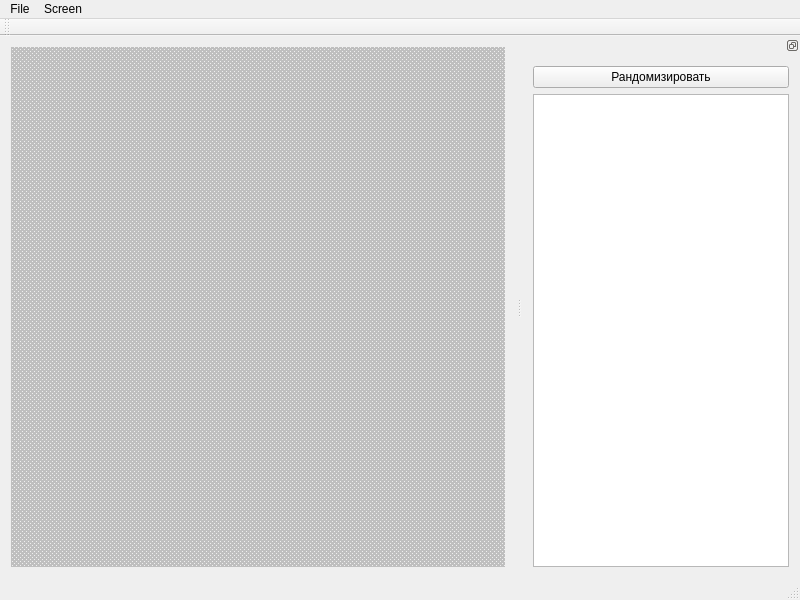
This is gui/mainwindow.ui in moevm/-gui-1h2018-41 as Qt 5 draws it before an edit. The edited form follows.
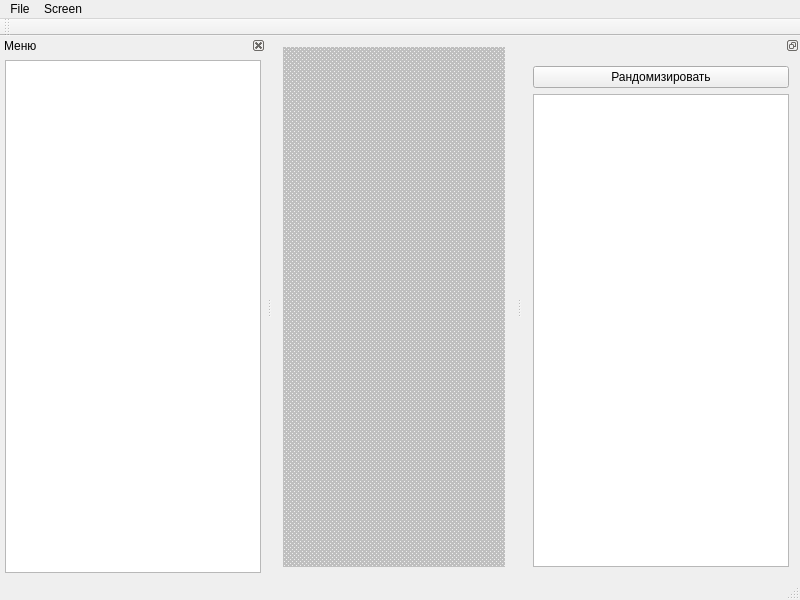
This is the edited form.

Commit message: меню + библиотека

```diff
--- a/gui/mainwindow.ui
+++ b/gui/mainwindow.ui
@@ -127,6 +127,39 @@
     </layout>
    </widget>
   </widget>
+  <widget class="QDockWidget" name="menuDockWidget">
+   <property name="features">
+    <set>QDockWidget::DockWidgetClosable</set>
+   </property>
+   <property name="allowedAreas">
+    <set>Qt::LeftDockWidgetArea</set>
+   </property>
+   <property name="windowTitle">
+    <string>Меню</string>
+   </property>
+   <attribute name="dockWidgetArea">
+    <number>1</number>
+   </attribute>
+   <widget class="QWidget" name="dockWidgetContents_2">
+    <layout class="QVBoxLayout" name="verticalLayout_2">
+     <property name="leftMargin">
+      <number>5</number>
+     </property>
+     <property name="topMargin">
+      <number>5</number>
+     </property>
+     <property name="rightMargin">
+      <number>5</number>
+     </property>
+     <property name="bottomMargin">
+      <number>5</number>
+     </property>
+     <item>
+      <widget class="QListWidget" name="menuListWidget"/>
+     </item>
+    </layout>
+   </widget>
+  </widget>
   <action name="actionOpen">
    <property name="text">
     <string>Open</string>
```
Left out of the diff: 6 changed lines with no effect on the pictures. The commit also changes 7 other files.
